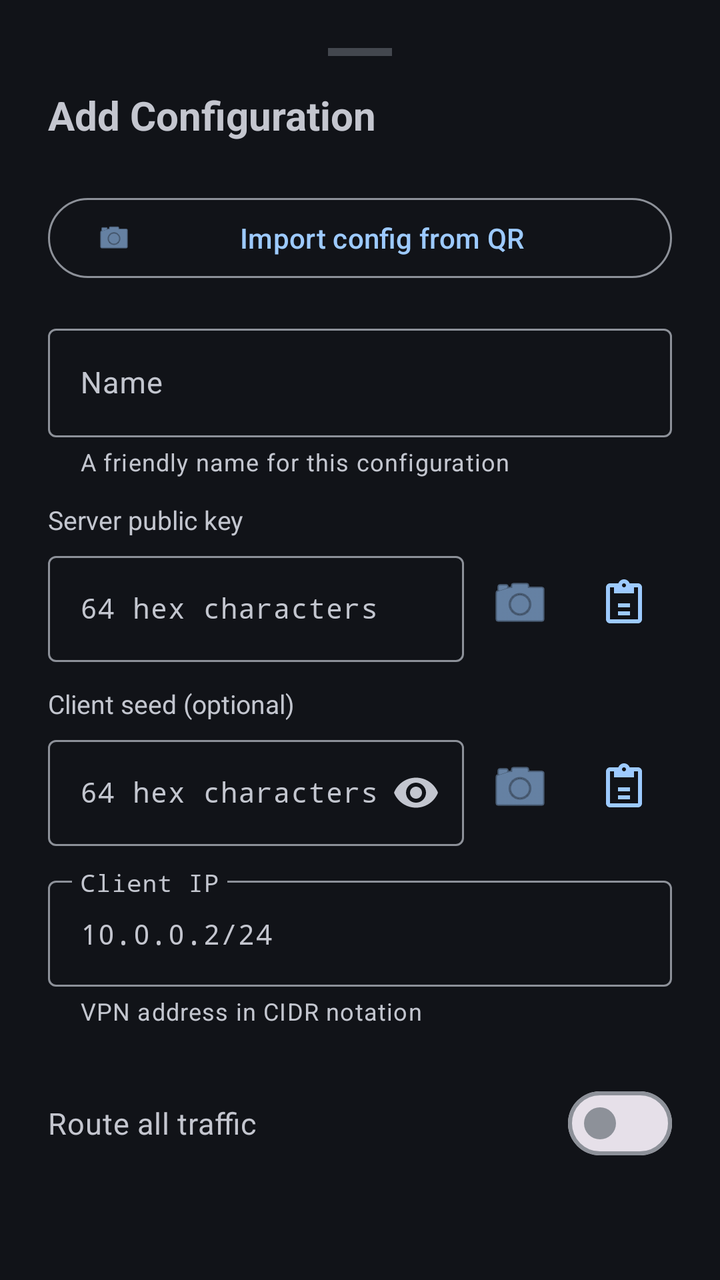
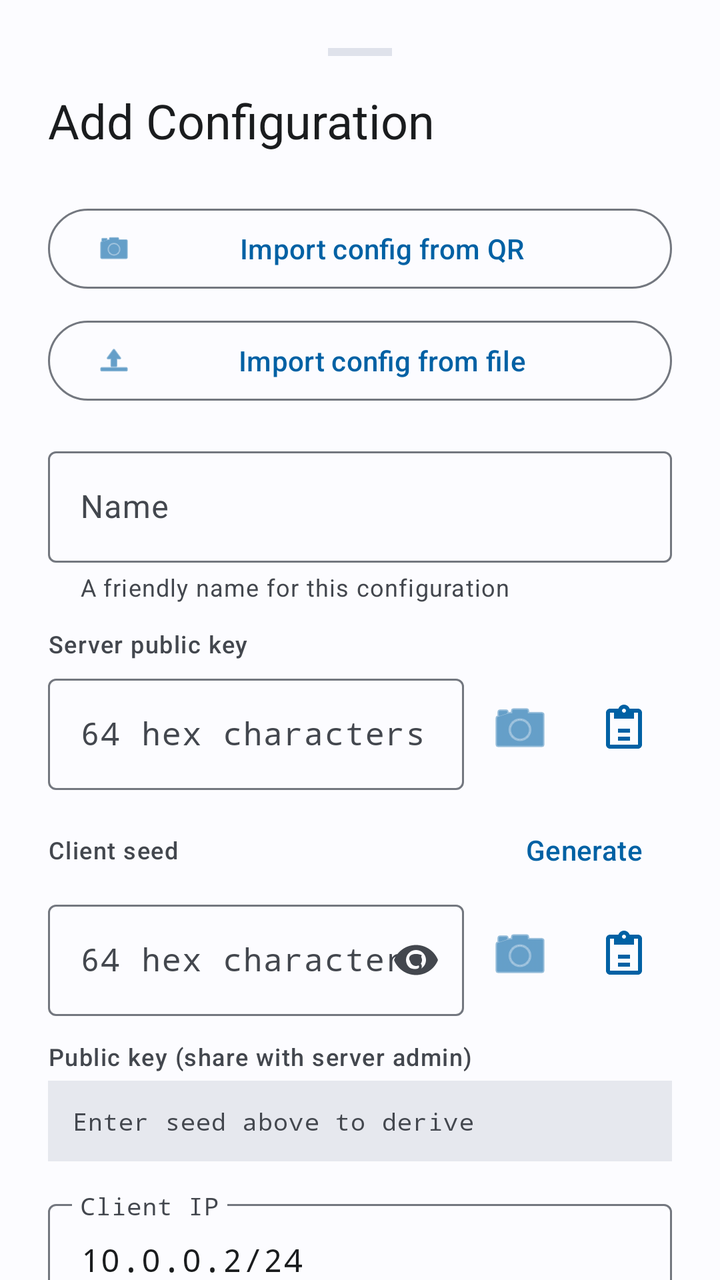

An Android layout rendered at two revisions. The XML below is the earlier revision; the diff shows what the commit changed to produce the second picture.
<!-- AndroidManifest.xml: application theme Theme.Nospoon -->
<!-- res/layout/dialog_config_editor.xml -->
<?xml version="1.0" encoding="utf-8"?>
<LinearLayout
    xmlns:android="http://schemas.android.com/apk/res/android"
    xmlns:app="http://schemas.android.com/apk/res-auto"
    android:layout_width="match_parent"
    android:layout_height="wrap_content"
    android:orientation="vertical"
    android:padding="24dp"
    android:background="@color/md_theme_dark_surface">

    
    <View
        android:layout_width="32dp"
        android:layout_height="4dp"
        android:layout_gravity="center_horizontal"
        android:layout_marginBottom="16dp"
        android:background="@color/md_theme_dark_surfaceVariant" />

    
    <TextView
        android:id="@+id/editorTitle"
        android:layout_width="wrap_content"
        android:layout_height="wrap_content"
        android:text="Add Configuration"
        android:textColor="@color/md_theme_dark_onSurface"
        android:textSize="20sp"
        android:textStyle="bold"
        android:layout_marginBottom="24dp" />

    
    <com.google.android.material.button.MaterialButton
        android:id="@+id/btnScanConfig"
        android:layout_width="match_parent"
        android:layout_height="wrap_content"
        android:text="Import config from QR"
        app:icon="@android:drawable/ic_menu_camera"
        style="@style/Widget.Material3.Button.OutlinedButton"
        android:layout_marginBottom="16dp" />

    
    <com.google.android.material.textfield.TextInputLayout
        android:layout_width="match_parent"
        android:layout_height="wrap_content"
        android:hint="Name"
        app:helperText="A friendly name for this configuration"
        app:helperTextEnabled="true"
        style="@style/Widget.Material3.TextInputLayout.OutlinedBox"
        android:layout_marginBottom="12dp">

        <com.google.android.material.textfield.TextInputEditText
            android:id="@+id/inputName"
            android:layout_width="match_parent"
            android:layout_height="wrap_content"
            android:inputType="text"
            android:textSize="15sp" />
    </com.google.android.material.textfield.TextInputLayout>

    
    <TextView
        android:layout_width="wrap_content"
        android:layout_height="wrap_content"
        android:text="Server public key"
        android:textColor="@color/md_theme_dark_onSurfaceVariant"
        android:textSize="13sp"
        android:layout_marginBottom="4dp" />

    <LinearLayout
        android:layout_width="match_parent"
        android:layout_height="wrap_content"
        android:orientation="horizontal"
        android:gravity="center_vertical"
        android:layout_marginBottom="12dp">

        <com.google.android.material.textfield.TextInputLayout
            android:layout_width="0dp"
            android:layout_height="wrap_content"
            android:layout_weight="1"
            android:hint="64 hex characters"
            style="@style/Widget.Material3.TextInputLayout.OutlinedBox">

            <com.google.android.material.textfield.TextInputEditText
                android:id="@+id/inputServerKey"
                android:layout_width="match_parent"
                android:layout_height="wrap_content"
                android:inputType="textNoSuggestions"
                android:fontFamily="monospace"
                android:textSize="14sp"
                android:maxLines="1" />
        </com.google.android.material.textfield.TextInputLayout>

        <ImageButton
            android:id="@+id/btnScanKey"
            android:layout_width="48dp"
            android:layout_height="48dp"
            android:layout_marginStart="4dp"
            android:background="?attr/selectableItemBackgroundBorderless"
            android:src="@android:drawable/ic_menu_camera"
            android:contentDescription="Scan server key"
            app:tint="@color/md_theme_dark_primary" />

        <ImageButton
            android:id="@+id/btnPasteKey"
            android:layout_width="48dp"
            android:layout_height="48dp"
            android:layout_marginStart="4dp"
            android:background="?attr/selectableItemBackgroundBorderless"
            android:src="@drawable/ic_paste"
            android:contentDescription="Paste"
            app:tint="@color/md_theme_dark_primary" />
    </LinearLayout>

    
    <TextView
        android:layout_width="wrap_content"
        android:layout_height="wrap_content"
        android:text="Client seed (optional)"
        android:textColor="@color/md_theme_dark_onSurfaceVariant"
        android:textSize="13sp"
        android:layout_marginBottom="4dp" />

    <LinearLayout
        android:layout_width="match_parent"
        android:layout_height="wrap_content"
        android:orientation="horizontal"
        android:gravity="center_vertical"
        android:layout_marginBottom="12dp">

        <com.google.android.material.textfield.TextInputLayout
            android:layout_width="0dp"
            android:layout_height="wrap_content"
            android:layout_weight="1"
            android:hint="64 hex characters"
            app:endIconMode="password_toggle"
            style="@style/Widget.Material3.TextInputLayout.OutlinedBox">

            <com.google.android.material.textfield.TextInputEditText
                android:id="@+id/inputSeed"
                android:layout_width="match_parent"
                android:layout_height="wrap_content"
                android:inputType="textPassword"
                android:fontFamily="monospace"
                android:textSize="14sp"
                android:maxLines="1" />
        </com.google.android.material.textfield.TextInputLayout>

        <ImageButton
            android:id="@+id/btnScanSeed"
            android:layout_width="48dp"
            android:layout_height="48dp"
            android:layout_marginStart="4dp"
            android:background="?attr/selectableItemBackgroundBorderless"
            android:src="@android:drawable/ic_menu_camera"
            android:contentDescription="Scan client seed"
            app:tint="@color/md_theme_dark_primary" />

        <ImageButton
            android:id="@+id/btnPasteSeed"
            android:layout_width="48dp"
            android:layout_height="48dp"
            android:layout_marginStart="4dp"
            android:background="?attr/selectableItemBackgroundBorderless"
            android:src="@drawable/ic_paste"
            android:contentDescription="Paste"
            app:tint="@color/md_theme_dark_primary" />
    </LinearLayout>

    
    <com.google.android.material.textfield.TextInputLayout
        android:layout_width="match_parent"
        android:layout_height="wrap_content"
        android:hint="Client IP"
        app:helperText="VPN address in CIDR notation"
        app:helperTextEnabled="true"
        style="@style/Widget.Material3.TextInputLayout.OutlinedBox"
        android:layout_marginBottom="24dp">

        <com.google.android.material.textfield.TextInputEditText
            android:id="@+id/inputIp"
            android:layout_width="match_parent"
            android:layout_height="wrap_content"
            android:inputType="textNoSuggestions"
            android:fontFamily="monospace"
            android:text="10.0.0.2/24"
            android:textSize="14sp"
            android:maxLines="1" />
    </com.google.android.material.textfield.TextInputLayout>

    
    <com.google.android.material.materialswitch.MaterialSwitch
        android:id="@+id/switchFullTunnel"
        android:layout_width="match_parent"
        android:layout_height="wrap_content"
        android:text="Route all traffic"
        android:textColor="@color/md_theme_dark_onSurface"
        android:textSize="15sp"
        android:checked="false"
        android:layout_marginBottom="4dp" />

    <TextView
        android:layout_width="match_parent"
        android:layout_height="wrap_content"
        android:text="When enabled, all internet traffic goes through the VPN. When disabled, only traffic to the VPN subnet is routed."
        android:textColor="@color/md_theme_dark_onSurfaceVariant"
        android:textSize="12sp"
        android:layout_marginBottom="24dp" />

    
    <LinearLayout
        android:layout_width="match_parent"
        android:layout_height="wrap_content"
        android:orientation="horizontal"
        android:gravity="end">

        <com.google.android.material.button.MaterialButton
            android:id="@+id/btnDelete"
            android:layout_width="wrap_content"
            android:layout_height="wrap_content"
            android:text="Delete"
            android:textColor="@color/status_error"
            style="@style/Widget.Material3.Button.TextButton"
            android:layout_marginEnd="8dp"
            android:visibility="gone" />

        <View
            android:layout_width="0dp"
            android:layout_height="0dp"
            android:layout_weight="1" />

        <com.google.android.material.button.MaterialButton
            android:id="@+id/btnCancel"
            android:layout_width="wrap_content"
            android:layout_height="wrap_content"
            android:text="Cancel"
            style="@style/Widget.Material3.Button.TextButton"
            android:layout_marginEnd="8dp" />

        <com.google.android.material.button.MaterialButton
            android:id="@+id/btnSave"
            android:layout_width="wrap_content"
            android:layout_height="wrap_content"
            android:text="Save"
            style="@style/Widget.Material3.Button" />
    </LinearLayout>

</LinearLayout>
<!-- resources referenced by this layout -->
<resources>
  <color name="md_theme_dark_onSurface">#C4C6CF</color>
  <color name="md_theme_dark_onSurfaceVariant">#C3C6CF</color>
  <color name="md_theme_dark_primary">#9DCAFF</color>
  <color name="md_theme_dark_surface">#111318</color>
  <color name="md_theme_dark_surfaceVariant">#43474E</color>
  <style name="Theme.Nospoon" parent="Theme.Material3.DayNight.NoActionBar">
          <item name="colorPrimary">@color/md_theme_dark_primary</item>
          <item name="colorOnPrimary">@color/md_theme_dark_onPrimary</item>
          <item name="colorPrimaryContainer">@color/md_theme_dark_primaryContainer</item>
          <item name="colorOnPrimaryContainer">@color/md_theme_dark_onPrimaryContainer</item>
          <item name="colorSecondary">@color/md_theme_dark_secondary</item>
          <item name="colorOnSecondary">@color/md_theme_dark_onSecondary</item>
          <item name="colorSecondaryContainer">@color/md_theme_dark_secondaryContainer</item>
          <item name="colorOnSecondaryContainer">@color/md_theme_dark_onSecondaryContainer</item>
          <item name="colorSurface">@color/md_theme_dark_surface</item>
          <item name="colorOnSurface">@color/md_theme_dark_onSurface</item>
          <item name="colorSurfaceVariant">@color/md_theme_dark_surfaceVariant</item>
          <item name="colorOnSurfaceVariant">@color/md_theme_dark_onSurfaceVariant</item>
          <item name="colorOutline">@color/md_theme_dark_outline</item>
      </style>
  <color name="md_theme_dark_onPrimary">#003258</color>
  <color name="md_theme_dark_primaryContainer">#00497D</color>
  <color name="md_theme_dark_onPrimaryContainer">#D1E4FF</color>
  <color name="md_theme_dark_secondary">#BDC7DC</color>
  <color name="md_theme_dark_onSecondary">#283141</color>
  <color name="md_theme_dark_secondaryContainer">#3E4758</color>
  <color name="md_theme_dark_onSecondaryContainer">#DAE2F9</color>
  <color name="md_theme_dark_outline">#8D9199</color>
  <!-- unchanged entries left out for length: 2 -->
</resources>

<!-- the commit's change to res/layout/dialog_config_editor.xml (unified diff, before → after) -->
@@ -1,12 +1,16 @@
 <?xml version="1.0" encoding="utf-8"?>
-<LinearLayout
-    xmlns:android="http://schemas.android.com/apk/res/android"
+<androidx.core.widget.NestedScrollView xmlns:android="http://schemas.android.com/apk/res/android"
     xmlns:app="http://schemas.android.com/apk/res-auto"
     android:layout_width="match_parent"
     android:layout_height="wrap_content"
+    android:background="?attr/colorSurface"
+    android:fillViewport="true">
+
+<LinearLayout
+    android:layout_width="match_parent"
+    android:layout_height="wrap_content"
     android:orientation="vertical"
-    android:padding="24dp"
-    android:background="@color/md_theme_dark_surface">
+    android:padding="24dp">
 
     
     <View
@@ -14,17 +18,17 @@
         android:layout_height="4dp"
         android:layout_gravity="center_horizontal"
         android:layout_marginBottom="16dp"
-        android:background="@color/md_theme_dark_surfaceVariant" />
+        android:background="?attr/colorSurfaceVariant"
+        android:importantForAccessibility="no" />
 
     
     <TextView
         android:id="@+id/editorTitle"
         android:layout_width="wrap_content"
         android:layout_height="wrap_content"
-        android:text="Add Configuration"
-        android:textColor="@color/md_theme_dark_onSurface"
-        android:textSize="20sp"
-        android:textStyle="bold"
+        android:text="@string/add_configuration"
+        android:textColor="?attr/colorOnSurface"
+        android:textAppearance="?attr/textAppearanceHeadlineSmall"
         android:layout_marginBottom="24dp" />
 
     
@@ -32,17 +36,27 @@
         android:id="@+id/btnScanConfig"
         android:layout_width="match_parent"
         android:layout_height="wrap_content"
-        android:text="Import config from QR"
+        android:text="@string/import_config_from_qr"
         app:icon="@android:drawable/ic_menu_camera"
         style="@style/Widget.Material3.Button.OutlinedButton"
+        android:layout_marginBottom="8dp" />
+
+    
+    <com.google.android.material.button.MaterialButton
+        android:id="@+id/btnImportFile"
+        android:layout_width="match_parent"
+        android:layout_height="wrap_content"
+        android:text="@string/import_config_from_file"
+        app:icon="@android:drawable/ic_menu_upload"
+        style="@style/Widget.Material3.Button.OutlinedButton"
         android:layout_marginBottom="16dp" />
 
     
     <com.google.android.material.textfield.TextInputLayout
         android:layout_width="match_parent"
         android:layout_height="wrap_content"
-        android:hint="Name"
-        app:helperText="A friendly name for this configuration"
+        android:hint="@string/label_name"
+        app:helperText="@string/helper_name"
         app:helperTextEnabled="true"
         style="@style/Widget.Material3.TextInputLayout.OutlinedBox"
         android:layout_marginBottom="12dp">
@@ -51,17 +65,18 @@
             android:id="@+id/inputName"
             android:layout_width="match_parent"
             android:layout_height="wrap_content"
-            android:inputType="text"
-            android:textSize="15sp" />
+            android:inputType="text" />
     </com.google.android.material.textfield.TextInputLayout>
 
     
     <TextView
+        android:id="@+id/labelServerKey"
         android:layout_width="wrap_content"
         android:layout_height="wrap_content"
-        android:text="Server public key"
-        android:textColor="@color/md_theme_dark_onSurfaceVariant"
-        android:textSize="13sp"
+        android:text="@string/label_server_pubkey"
+        android:textColor="?attr/colorOnSurfaceVariant"
+        android:textAppearance="?attr/textAppearanceLabelMedium"
+        android:labelFor="@+id/inputServerKey"
         android:layout_marginBottom="4dp" />
 
     <LinearLayout
@@ -75,7 +90,7 @@
             android:layout_width="0dp"
             android:layout_height="wrap_content"
             android:layout_weight="1"
-            android:hint="64 hex characters"
+            android:hint="@string/hint_64_hex"
             style="@style/Widget.Material3.TextInputLayout.OutlinedBox">
 
             <com.google.android.material.textfield.TextInputEditText
@@ -84,7 +99,6 @@
                 android:layout_height="wrap_content"
                 android:inputType="textNoSuggestions"
                 android:fontFamily="monospace"
-                android:textSize="14sp"
                 android:maxLines="1" />
         </com.google.android.material.textfield.TextInputLayout>
 
@@ -95,8 +109,8 @@
             android:layout_marginStart="4dp"
             android:background="?attr/selectableItemBackgroundBorderless"
             android:src="@android:drawable/ic_menu_camera"
-            android:contentDescription="Scan server key"
-            app:tint="@color/md_theme_dark_primary" />
+            android:contentDescription="@string/cd_scan_server_key"
+            app:tint="?attr/colorPrimary" />
 
         <ImageButton
             android:id="@+id/btnPasteKey"
@@ -105,18 +119,39 @@
             android:layout_marginStart="4dp"
             android:background="?attr/selectableItemBackgroundBorderless"
             android:src="@drawable/ic_paste"
-            android:contentDescription="Paste"
-            app:tint="@color/md_theme_dark_primary" />
-    </LinearLayout>
-
-    
-    <TextView
-        android:layout_width="wrap_content"
-        android:layout_height="wrap_content"
-        android:text="Client seed (optional)"
-        android:textColor="@color/md_theme_dark_onSurfaceVariant"
-        android:textSize="13sp"
-        android:layout_marginBottom="4dp" />
+            android:contentDescription="@string/cd_paste"
+            app:tint="?attr/colorPrimary" />
+    </LinearLayout>
+
+    
+    <LinearLayout
+        android:layout_width="match_parent"
+        android:layout_height="wrap_content"
+        android:orientation="horizontal"
+        android:gravity="center_vertical"
+        android:layout_marginBottom="4dp">
+
+        <TextView
+            android:id="@+id/labelClientSeed"
+            android:layout_width="0dp"
+            android:layout_height="wrap_content"
+            android:layout_weight="1"
+            android:text="@string/label_client_seed"
+            android:textColor="?attr/colorOnSurfaceVariant"
+            android:textAppearance="?attr/textAppearanceLabelMedium"
+            android:labelFor="@+id/inputSeed" />
+
+        <com.google.android.material.button.MaterialButton
+            android:id="@+id/btnGenerateSeed"
+            style="@style/Widget.Material3.Button.TextButton"
+            android:layout_width="wrap_content"
+            android:layout_height="wrap_content"
+            android:text="@string/generate_seed"
+            android:contentDescription="@string/cd_generate_seed"
+            android:minHeight="36dp"
+            android:insetTop="0dp"
+            android:insetBottom="0dp" />
+    </LinearLayout>
 
     <LinearLayout
         android:layout_width="match_parent"
@@ -129,7 +164,7 @@
             android:layout_width="0dp"
             android:layout_height="wrap_content"
             android:layout_weight="1"
-            android:hint="64 hex characters"
+            android:hint="@string/hint_64_hex"
             app:endIconMode="password_toggle"
             style="@style/Widget.Material3.TextInputLayout.OutlinedBox">
 
@@ -139,7 +174,6 @@
                 android:layout_height="wrap_content"
                 android:inputType="textPassword"
                 android:fontFamily="monospace"
-                android:textSize="14sp"
                 android:maxLines="1" />
         </com.google.android.material.textfield.TextInputLayout>
 
@@ -150,8 +184,8 @@
             android:layout_marginStart="4dp"
             android:background="?attr/selectableItemBackgroundBorderless"
             android:src="@android:drawable/ic_menu_camera"
-            android:contentDescription="Scan client seed"
-            app:tint="@color/md_theme_dark_primary" />
+            android:contentDescription="@string/cd_scan_client_seed"
+            app:tint="?attr/colorPrimary" />
 
         <ImageButton
             android:id="@+id/btnPasteSeed"
@@ -160,16 +194,57 @@
             android:layout_marginStart="4dp"
             android:background="?attr/selectableItemBackgroundBorderless"
             android:src="@drawable/ic_paste"
-            android:contentDescription="Paste"
-            app:tint="@color/md_theme_dark_primary" />
+            android:contentDescription="@string/cd_paste"
+            app:tint="?attr/colorPrimary" />
+    </LinearLayout>
+
+    
+    <TextView
+        android:layout_width="wrap_content"
+        android:layout_height="wrap_content"
+        android:text="@string/label_public_key"
+        android:textColor="?attr/colorOnSurfaceVariant"
+        android:textAppearance="?attr/textAppearanceLabelMedium"
+        android:layout_marginBottom="4dp" />
+
+    <LinearLayout
+        android:layout_width="match_parent"
+        android:layout_height="wrap_content"
+        android:orientation="horizontal"
+        android:gravity="center_vertical"
+        android:layout_marginBottom="16dp"
+        android:background="?attr/colorSurfaceContainerHigh"
+        android:padding="12dp">
+
+        <TextView
+            android:id="@+id/publicKeyDisplay"
+            android:layout_width="0dp"
+            android:layout_height="wrap_content"
+            android:layout_weight="1"
+            android:text="@string/public_key_placeholder"
+            android:textColor="?attr/colorOnSurfaceVariant"
+            android:textAppearance="?attr/textAppearanceBodySmall"
+            android:fontFamily="monospace"
+            android:textIsSelectable="true" />
+
+        <ImageButton
+            android:id="@+id/btnCopyPublicKey"
+            android:layout_width="40dp"
+            android:layout_height="40dp"
+            android:layout_marginStart="4dp"
+            android:background="?attr/selectableItemBackgroundBorderless"
+            android:src="@drawable/ic_paste"
+            android:contentDescription="@string/cd_copy"
+            app:tint="?attr/colorOnSurfaceVariant"
+            android:visibility="gone" />
     </LinearLayout>
 
     
     <com.google.android.material.textfield.TextInputLayout
         android:layout_width="match_parent"
         android:layout_height="wrap_content"
-        android:hint="Client IP"
-        app:helperText="VPN address in CIDR notation"
+        android:hint="@string/label_client_ip"
+        app:helperText="@string/helper_cidr"
         app:helperTextEnabled="true"
         style="@style/Widget.Material3.TextInputLayout.OutlinedBox"
         android:layout_marginBottom="24dp">
@@ -181,7 +256,6 @@
             android:inputType="textNoSuggestions"
             android:fontFamily="monospace"
             android:text="10.0.0.2/24"
-            android:textSize="14sp"
             android:maxLines="1" />
     </com.google.android.material.textfield.TextInputLayout>
 
@@ -190,18 +264,18 @@
         android:id="@+id/switchFullTunnel"
         android:layout_width="match_parent"
         android:layout_height="wrap_content"
-        android:text="Route all traffic"
-        android:textColor="@color/md_theme_dark_onSurface"
-        android:textSize="15sp"
+        android:text="@string/label_route_all_traffic"
+        android:textColor="?attr/colorOnSurface"
+        android:textAppearance="?attr/textAppearanceBodyLarge"
         android:checked="false"
         android:layout_marginBottom="4dp" />
 
     <TextView
         android:layout_width="match_parent"
         android:layout_height="wrap_content"
-        android:text="When enabled, all internet traffic goes through the VPN. When disabled, only traffic to the VPN subnet is routed."
-        android:textColor="@color/md_theme_dark_onSurfaceVariant"
-        android:textSize="12sp"
+        android:text="@string/route_all_traffic_explanation"
+        android:textColor="?attr/colorOnSurfaceVariant"
+        android:textAppearance="?attr/textAppearanceBodySmall"
         android:layout_marginBottom="24dp" />
 
     
@@ -215,7 +289,7 @@
             android:id="@+id/btnDelete"
             android:layout_width="wrap_content"
             android:layout_height="wrap_content"
-            android:text="Delete"
+            android:text="@string/delete"
             android:textColor="@color/status_error"
             style="@style/Widget.Material3.Button.TextButton"
             android:layout_marginEnd="8dp"
@@ -230,7 +304,7 @@
             android:id="@+id/btnCancel"
             android:layout_width="wrap_content"
             android:layout_height="wrap_content"
-            android:text="Cancel"
+            android:text="@string/cancel"
             style="@style/Widget.Material3.Button.TextButton"
             android:layout_marginEnd="8dp" />
 
@@ -238,8 +312,10 @@
             android:id="@+id/btnSave"
             android:layout_width="wrap_content"
             android:layout_height="wrap_content"
-            android:text="Save"
+            android:text="@string/save"
             style="@style/Widget.Material3.Button" />
     </LinearLayout>
 
 </LinearLayout>
+
+</androidx.core.widget.NestedScrollView>
<!-- resource entries referenced after the edit -->
@@ -1,33 +1,66 @@
 <!-- resources referenced by this layout -->
 <resources>
-  <color name="md_theme_dark_onSurface">#C4C6CF</color>
-  <color name="md_theme_dark_onSurfaceVariant">#C3C6CF</color>
-  <color name="md_theme_dark_primary">#9DCAFF</color>
-  <color name="md_theme_dark_surface">#111318</color>
-  <color name="md_theme_dark_surfaceVariant">#43474E</color>
+  <string name="add_configuration">Add Configuration</string>
+  <string name="cancel">Cancel</string>
+  <string name="cd_copy">Copy</string>
+  <string name="cd_generate_seed">Generate a random client seed</string>
+  <string name="cd_paste">Paste</string>
+  <string name="cd_scan_client_seed">Scan client seed</string>
+  <string name="cd_scan_server_key">Scan server key</string>
+  <string name="delete">Delete</string>
+  <string name="generate_seed">Generate</string>
+  <string name="helper_cidr">VPN address in CIDR notation</string>
+  <string name="helper_name">A friendly name for this configuration</string>
+  <string name="hint_64_hex">64 hex characters</string>
+  <string name="import_config_from_file">Import config from file</string>
+  <string name="import_config_from_qr">Import config from QR</string>
+  <string name="label_client_ip">Client IP</string>
+  <string name="label_client_seed">Client seed</string>
+  <string name="label_name">Name</string>
+  <string name="label_public_key">Public key (share with server admin)</string>
+  <string name="label_route_all_traffic">Route all traffic</string>
+  <string name="label_server_pubkey">Server public key</string>
+  <string name="public_key_placeholder">Enter seed above to derive</string>
+  <string name="route_all_traffic_explanation">When enabled, all internet traffic goes through the VPN. When disabled, only traffic to the VPN subnet is routed.</string>
+  <string name="save">Save</string>
   <style name="Theme.Nospoon" parent="Theme.Material3.DayNight.NoActionBar">
-          <item name="colorPrimary">@color/md_theme_dark_primary</item>
-          <item name="colorOnPrimary">@color/md_theme_dark_onPrimary</item>
-          <item name="colorPrimaryContainer">@color/md_theme_dark_primaryContainer</item>
-          <item name="colorOnPrimaryContainer">@color/md_theme_dark_onPrimaryContainer</item>
-          <item name="colorSecondary">@color/md_theme_dark_secondary</item>
-          <item name="colorOnSecondary">@color/md_theme_dark_onSecondary</item>
-          <item name="colorSecondaryContainer">@color/md_theme_dark_secondaryContainer</item>
-          <item name="colorOnSecondaryContainer">@color/md_theme_dark_onSecondaryContainer</item>
-          <item name="colorSurface">@color/md_theme_dark_surface</item>
-          <item name="colorOnSurface">@color/md_theme_dark_onSurface</item>
-          <item name="colorSurfaceVariant">@color/md_theme_dark_surfaceVariant</item>
-          <item name="colorOnSurfaceVariant">@color/md_theme_dark_onSurfaceVariant</item>
-          <item name="colorOutline">@color/md_theme_dark_outline</item>
+          <item name="colorPrimary">@color/md_theme_light_primary</item>
+          <item name="colorOnPrimary">@color/md_theme_light_onPrimary</item>
+          <item name="colorPrimaryContainer">@color/md_theme_light_primaryContainer</item>
+          <item name="colorOnPrimaryContainer">@color/md_theme_light_onPrimaryContainer</item>
+          <item name="colorSecondary">@color/md_theme_light_secondary</item>
+          <item name="colorOnSecondary">@color/md_theme_light_onSecondary</item>
+          <item name="colorSecondaryContainer">@color/md_theme_light_secondaryContainer</item>
+          <item name="colorOnSecondaryContainer">@color/md_theme_light_onSecondaryContainer</item>
+          <item name="colorSurface">@color/md_theme_light_surface</item>
+          <item name="colorOnSurface">@color/md_theme_light_onSurface</item>
+          <item name="colorSurfaceVariant">@color/md_theme_light_surfaceVariant</item>
+          <item name="colorOnSurfaceVariant">@color/md_theme_light_onSurfaceVariant</item>
+          <item name="colorOutline">@color/md_theme_light_outline</item>
+          <item name="colorSurfaceContainer">@color/md_theme_light_surfaceContainer</item>
+          <item name="colorSurfaceContainerHigh">@color/md_theme_light_surfaceContainerHigh</item>
+          <item name="android:windowBackground">@color/md_theme_light_surface</item>
+          
+          <item name="android:statusBarColor">@android:color/transparent</item>
+          <item name="android:navigationBarColor">@android:color/transparent</item>
+          <item name="android:windowLightStatusBar">true</item>
+          <item name="android:windowLightNavigationBar">true</item>
       </style>
-  <color name="md_theme_dark_onPrimary">#003258</color>
-  <color name="md_theme_dark_primaryContainer">#00497D</color>
-  <color name="md_theme_dark_onPrimaryContainer">#D1E4FF</color>
-  <color name="md_theme_dark_secondary">#BDC7DC</color>
-  <color name="md_theme_dark_onSecondary">#283141</color>
-  <color name="md_theme_dark_secondaryContainer">#3E4758</color>
-  <color name="md_theme_dark_onSecondaryContainer">#DAE2F9</color>
-  <color name="md_theme_dark_outline">#8D9199</color>
+  <color name="md_theme_light_primary">#0061A4</color>
+  <color name="md_theme_light_onPrimary">#FFFFFF</color>
+  <color name="md_theme_light_primaryContainer">#D1E4FF</color>
+  <color name="md_theme_light_onPrimaryContainer">#001D36</color>
+  <color name="md_theme_light_secondary">#535F70</color>
+  <color name="md_theme_light_onSecondary">#FFFFFF</color>
+  <color name="md_theme_light_secondaryContainer">#D7E3F7</color>
+  <color name="md_theme_light_onSecondaryContainer">#101C2B</color>
+  <color name="md_theme_light_surface">#FCFCFF</color>
+  <color name="md_theme_light_onSurface">#1A1C1E</color>
+  <color name="md_theme_light_surfaceVariant">#DFE2EB</color>
+  <color name="md_theme_light_onSurfaceVariant">#43474E</color>
+  <color name="md_theme_light_outline">#73777F</color>
+  <color name="md_theme_light_surfaceContainer">#ECEEF4</color>
+  <color name="md_theme_light_surfaceContainerHigh">#E6E8EE</color>
   <!-- unchanged entries left out for length: 2 -->
 </resources>
 
